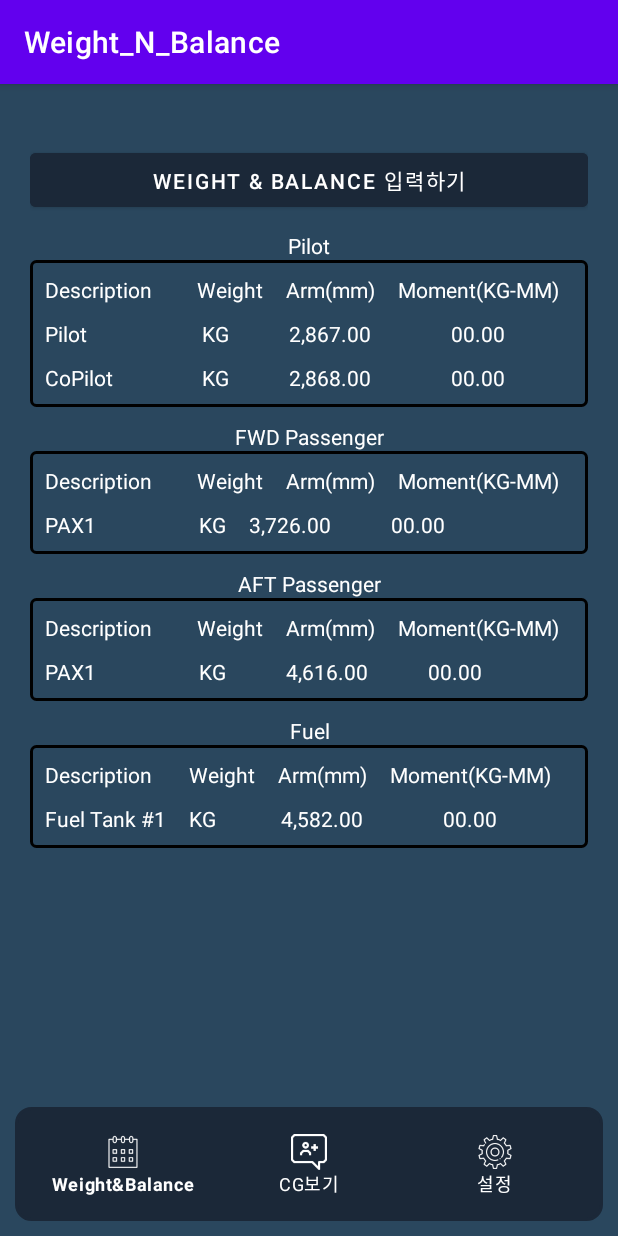
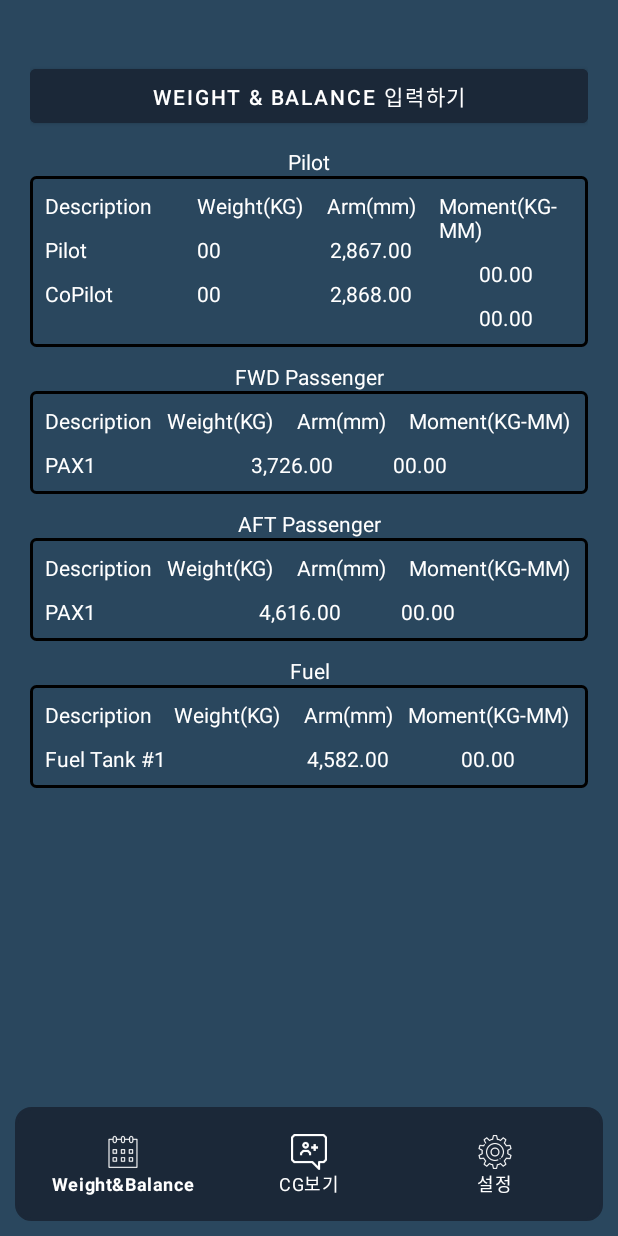
Before and after one commit to asd14235/Weight_N_Balance, an Android app: the screen it shows after launch (MainActivity), on a phone screen of 412 x 824 dp. Run offline under Robolectric (Android 15) with nearby library versions, the phone set to English and light mode, and no system bars; our stand-ins replace data binding.

Commit message:
각 Alert 창에 기존에 입력되어 있던 값을 Alert창 EditText 창에 입력

```diff
--- a/app/src/main/AndroidManifest.xml
+++ b/app/src/main/AndroidManifest.xml
@@ -14,15 +14,18 @@
 
         <activity
             android:name=".customAlert.OverViewActivity"
+            android:theme="@style/Theme.MaterialComponents.DayNight.NoActionBar"
             android:exported="false" />
         <activity
             android:name=".Alerts.fwdPaxAlert"
             android:exported="false" />
         <activity
             android:name=".weights.pilotWeightActivity"
+            android:theme="@style/Theme.MaterialComponents.DayNight.NoActionBar"
             android:exported="false" />
         <activity
             android:name=".MainActivity"
+            android:theme="@style/Theme.MaterialComponents.DayNight.NoActionBar"
             android:exported="true">
             <intent-filter>
                 <action android:name="android.intent.action.MAIN" />
--- a/app/src/main/java/com/neppplus/weight_n_balance/weightData/WeightData.kt
+++ b/app/src/main/java/com/neppplus/weight_n_balance/weightData/WeightData.kt
@@ -4,14 +4,14 @@ import java.io.Serializable
 
 data class WeightData(
 
-    val pilotWeight : Int = 0 ,
-    val coPilotWeight: Int=0 ,
-    val pax1: Int=0 ,
-    val pax2: Int=0 ,
-    val pax3: Int=0 ,
-    val apax1: Int=0 ,
-    val apax2: Int=0 ,
-    val apax3: Int=0 ,
-    val fuel: Int=0 ,
+    var pilotWeight : Int = 0 ,
+    var coPilotWeight: Int = 0 ,
+    var pax1: Int=0 ,
+    var pax2: Int=0 ,
+    var pax3: Int=0 ,
+    var apax1: Int=0 ,
+    var apax2: Int=0 ,
+    var apax3: Int=0 ,
+    var fuel: Int=0 ,
 
     ) : Serializable
--- a/app/src/main/res/layout/fragment_weight.xml
+++ b/app/src/main/res/layout/fragment_weight.xml
@@ -79,7 +79,7 @@
                     <TextView
                         android:layout_width="wrap_content"
                         android:layout_height="wrap_content"
-                        android:text="Weight"
+                        android:text="Weight(KG)"
                         android:textColor="@color/white"/>
 
                     <TextView
@@ -87,7 +87,7 @@
                         android:layout_width="wrap_content"
                         android:layout_height="wrap_content"
                         android:layout_marginTop="10dp"
-                        android:text=" KG"
+                        android:text="00"
                         android:textColor="@color/white" />
 
                     <TextView
@@ -95,7 +95,7 @@
                         android:layout_width="wrap_content"
                         android:layout_height="wrap_content"
                         android:layout_marginTop="10dp"
-                        android:text=" KG"
+                        android:text="00"
                         android:textColor="@color/white" />
 
                 </LinearLayout>
@@ -196,8 +196,8 @@
                 <TextView
                     android:layout_width="wrap_content"
                     android:layout_height="wrap_content"
-                    android:layout_marginStart="30dp"
-                    android:text="Weight"
+                    android:layout_marginStart="10dp"
+                    android:text="Weight(KG)"
                     android:textColor="@color/white"/>
 
                 <TextView
@@ -232,14 +232,14 @@
                     android:id="@+id/setPaxTxt1"
                     android:layout_width="wrap_content"
                     android:layout_height="wrap_content"
-                    android:layout_marginStart="65dp"
-                    android:text=" KG"
+                    android:layout_marginStart="60dp"
+                    android:text=" "
                     android:textColor="@color/white" />
 
                 <TextView
                     android:layout_width="wrap_content"
                     android:layout_height="wrap_content"
-                    android:layout_marginStart="15dp"
+                    android:layout_marginStart="40dp"
                     android:textColor="@color/white"
                     android:text="3,726.00"/>
 
@@ -272,9 +272,9 @@
                     android:id="@+id/setPaxTxt2"
                     android:layout_width="wrap_content"
                     android:layout_height="wrap_content"
-                    android:layout_marginStart="55dp"
+                    android:layout_marginStart="60dp"
                     android:layout_marginTop="10dp"
-                    android:text=" KG"
+                    android:text=" "
                     android:textColor="@color/white" />
 
                 <TextView
@@ -315,9 +315,9 @@
                     android:id="@+id/setPaxTxt3"
                     android:layout_width="wrap_content"
                     android:layout_height="wrap_content"
-                    android:layout_marginStart="55dp"
+                    android:layout_marginStart="60dp"
                     android:layout_marginTop="10dp"
-                    android:text=" KG"
+                    android:text=" "
                     android:textColor="@color/white" />
 
                 <TextView
@@ -370,8 +370,8 @@
                 <TextView
                     android:layout_width="wrap_content"
                     android:layout_height="wrap_content"
-                    android:layout_marginStart="30dp"
-                    android:text="Weight"
+                    android:layout_marginStart="10dp"
+                    android:text="Weight(KG)"
                     android:textColor="@color/white"/>
 
                 <TextView
@@ -407,7 +407,7 @@
                     android:layout_width="wrap_content"
                     android:layout_height="wrap_content"
                     android:layout_marginStart="65dp"
-                    android:text=" KG"
+                    android:text=" "
                     android:textColor="@color/white" />
 
                 <TextView
@@ -446,7 +446,7 @@
                     android:layout_width="wrap_content"
                     android:layout_height="wrap_content"
                     android:layout_marginStart="65dp"
-                    android:text=" KG"
+                    android:text=" "
                     android:textColor="@color/white" />
 
                 <TextView
@@ -485,7 +485,7 @@
                     android:layout_width="wrap_content"
                     android:layout_height="wrap_content"
                     android:layout_marginStart="65dp"
-                    android:text=" KG"
+                    android:text=" "
                     android:textColor="@color/white" />
 
                 <TextView
@@ -550,21 +550,22 @@
                 <LinearLayout
                     android:layout_width="wrap_content"
                     android:layout_height="wrap_content"
-                    android:layout_marginStart="15dp"
+                    android:layout_marginStart="5dp"
                     android:orientation="vertical">
 
                     <TextView
                         android:layout_width="wrap_content"
                         android:layout_height="wrap_content"
-                        android:text="Weight"
+                        android:text="Weight(KG)"
                         android:textColor="@color/white"/>
 
                     <TextView
                         android:id="@+id/fuelTankTxt"
                         android:layout_width="wrap_content"
                         android:layout_height="wrap_content"
+                        android:layout_marginStart="15dp"
                         android:layout_marginTop="10dp"
-                        android:text="KG"
+                        android:text=" "
                         android:textColor="@color/white" />
 
 
@@ -595,7 +596,7 @@
                 <LinearLayout
                     android:layout_width="wrap_content"
                     android:layout_height="wrap_content"
-                    android:layout_marginStart="15dp"
+                    android:layout_marginStart="10dp"
                     android:orientation="vertical">
 
                     <TextView
```
Also changed, not shown: app/src/main/java/com/neppplus/weight_n_balance/Utils/AppUtil.kt (+7 -0 lines), app/src/main/java/com/neppplus/weight_n_balance/fragments/OverViewFragment.kt (+15 -6 lines), app/src/main/java/com/neppplus/weight_n_balance/fragments/WeightFragment.kt (+32 -9 lines), app/src/main/res/layout/my_custom_action_bar.xml (added, +22 -0 lines).
